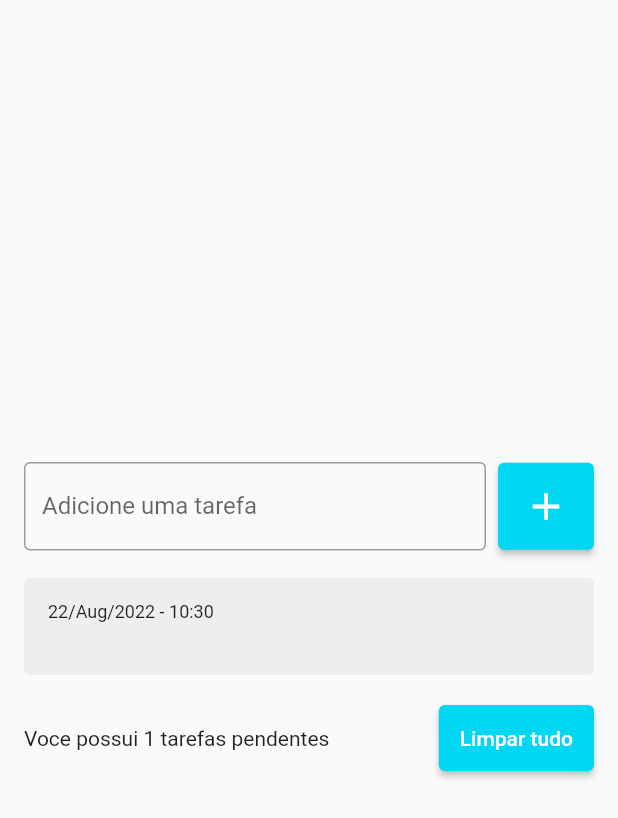
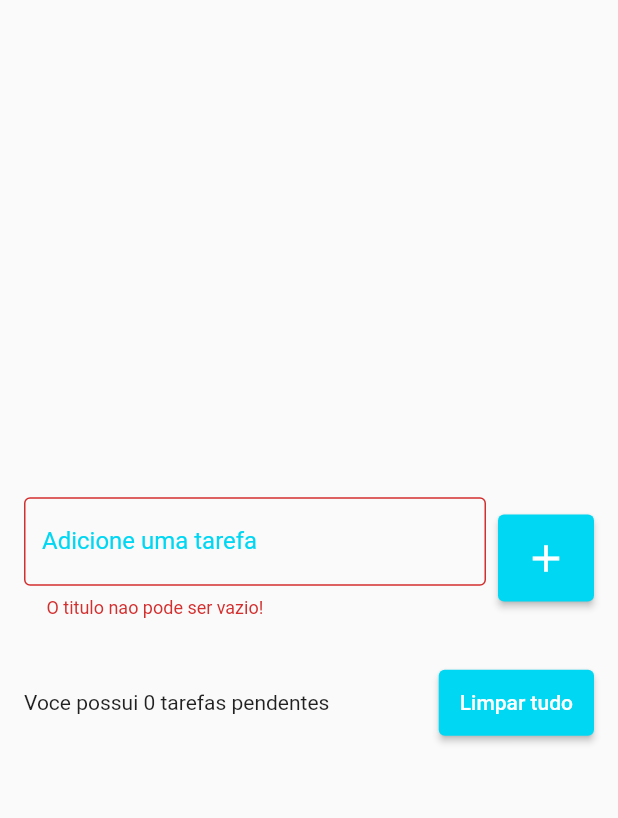
Before and after one commit to OdirleiK/todoListFlutter, a Flutter app: the screen it shows after launch, after a tap on the "add" icon, on a phone screen of 412 x 824 dp. Shown: the top 818 px of the screen. Run offline on Flutter 3.47's test engine with Material 2 defaults, Android fonts, the phone set to English and light mode, and no system bars; drawn by our look-alikes of flutter_slidable; our stand-ins replace shared_preferences.

Commit message:
saving the tasks

```diff
--- a/lib/models/todo.dart
+++ b/lib/models/todo.dart
@@ -2,7 +2,18 @@ class Todo {
 
   Todo({ required this.title, required this.dateTime});
 
+  Todo.fromJson(Map<String, dynamic> json)
+    : title =  json['title'],
+      dateTime = DateTime.parse(json['datetime']);
+
   String title;
   DateTime dateTime;
 
+  Map<String, dynamic> toJson() {
+    return{
+      'title': title,
+      'datetime': dateTime.toIso8601String(),
+    };
+  }
+
 }
--- a/lib/pages/todo_list_page.dart
+++ b/lib/pages/todo_list_page.dart
@@ -1,5 +1,6 @@
 import 'package:flutter/material.dart';
 import 'package:todo_list/models/todo.dart';
+import 'package:todo_list/repositories/todo_repository.dart';
 import '../widgets/todo_list_item.dart';
 
 class TodoListPage extends StatefulWidget {
@@ -11,10 +12,25 @@ class TodoListPage extends StatefulWidget {
 
 class _TodoListPageState extends State<TodoListPage> {
   final TextEditingController todoController = TextEditingController();
+  final TodoRepository todoRepository = TodoRepository();
 
   List<Todo> todos = [];
   Todo? deletedTodo;
   int? deletedTodoPos;
+
+  String? errorText;
+
+  @override
+  void initState() {
+    super.initState();
+
+    todoRepository.getTodoList().then((value) {
+      setState(() {
+        todos = value;
+      });
+    });
+
+  }
 
   @override
   Widget build(BuildContext context) {
@@ -34,7 +50,18 @@ class _TodoListPageState extends State<TodoListPage> {
                         decoration: InputDecoration(
                             border: OutlineInputBorder(),
                             labelText: 'Adicione uma tarefa',
-                            hintText: 'Ex: Estudar'),
+                            hintText: 'Ex: Estudar',
+                            errorText: errorText,
+                            focusedBorder: OutlineInputBorder(
+                              borderSide: BorderSide(
+                                color: Color(0xff00d7f3),
+                                width: 2,
+                              ),
+                            ),
+                          labelStyle: TextStyle(
+                            color: Color(0xff00d7f3),
+                          ),
+                        ),
                       ),
                     ),
                     SizedBox(
@@ -43,14 +70,24 @@ class _TodoListPageState extends State<TodoListPage> {
                     ElevatedButton(
                       onPressed: () {
                         String text = todoController.text;
+
+                        if(text.isEmpty) {
+                          setState(() {
+                            errorText = ' O titulo nao pode ser vazio!';
+                          });
+                          return;
+                        }
+
                         setState(() {
                           Todo newTodo = Todo(
                             title: text,
                             dateTime: DateTime.now(),
                           );
                           todos.add(newTodo);
+                          errorText = null;
                         });
                         todoController.clear();
+                        todoRepository.saveTodoList(todos);
                       },
                       style: ElevatedButton.styleFrom(
                         primary: Color(0xff00d7f3),
@@ -109,6 +146,8 @@ class _TodoListPageState extends State<TodoListPage> {
     setState(() {
       todos.remove(todo);
     });
+    todoRepository.saveTodoList(todos);
+
     ScaffoldMessenger.of(context).clearSnackBars();
     ScaffoldMessenger.of(context).showSnackBar(SnackBar(
       content: Text(
@@ -123,6 +162,7 @@ class _TodoListPageState extends State<TodoListPage> {
           setState(() {
             todos.insert(deletedTodoPos!, deletedTodo!);
           });
+          todoRepository.saveTodoList(todos);
         },
       ),
       duration: const Duration(seconds: 5),
@@ -159,5 +199,6 @@ class _TodoListPageState extends State<TodoListPage> {
     setState(() {
       todos.clear();
     });
+    todoRepository.saveTodoList(todos);
   }
 }
--- /dev/null
+++ b/lib/repositories/todo_repository.dart
@@ -0,0 +1,24 @@
+import 'dart:convert';
+
+import 'package:shared_preferences/shared_preferences.dart';
+
+import '../models/todo.dart';
+
+const todoListKey = 'todo_list';
+
+class TodoRepository {
+
+  late SharedPreferences sharedPreferences;
+
+  Future<List<Todo>> getTodoList() async {
+    sharedPreferences = await SharedPreferences.getInstance();
+    final String jsonString = sharedPreferences.getString(todoListKey) ?? '[]';
+    final List jsonDecoded = json.decode(jsonString) as List;
+    return jsonDecoded.map((e) => Todo.fromJson(e)).toList();
+  }
+
+  void saveTodoList(List<Todo> todos) {
+    final String jsonString = json.encode(todos);
+    sharedPreferences.setString(todoListKey, jsonString);
+  }
+}
--- a/pubspec.yaml
+++ b/pubspec.yaml
@@ -36,6 +36,7 @@ dependencies:
   cupertino_icons: ^1.0.2
   intl:
   flutter_slidable: ^0.6.0
+  shared_preferences: ^2.0.8
 
 dev_dependencies:
   flutter_test:
```
Also changed, not shown: pubspec.lock.
